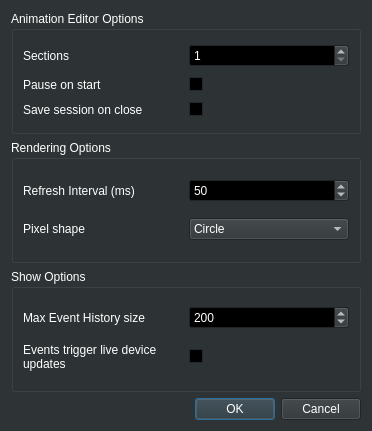
The window that src/dialog/preferencesdialog.ui (8bitbuddhist/PixelMaestro-Studio) describes before a commit, drawn with Qt 5.
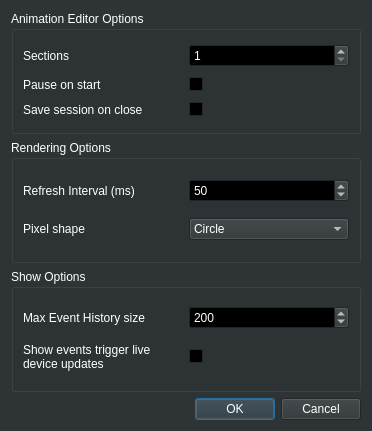
The same window after the commit.

What changed in the file:
```diff
--- a/src/dialog/preferencesdialog.ui
+++ b/src/dialog/preferencesdialog.ui
@@ -626,7 +626,7 @@
       <item row="1" column="0">
        <widget class="QLabel" name="label_8">
         <property name="text">
-         <string>Events trigger live device updates</string>
+         <string>Show events trigger live device updates</string>
         </property>
         <property name="wordWrap">
          <bool>true</bool>
```
